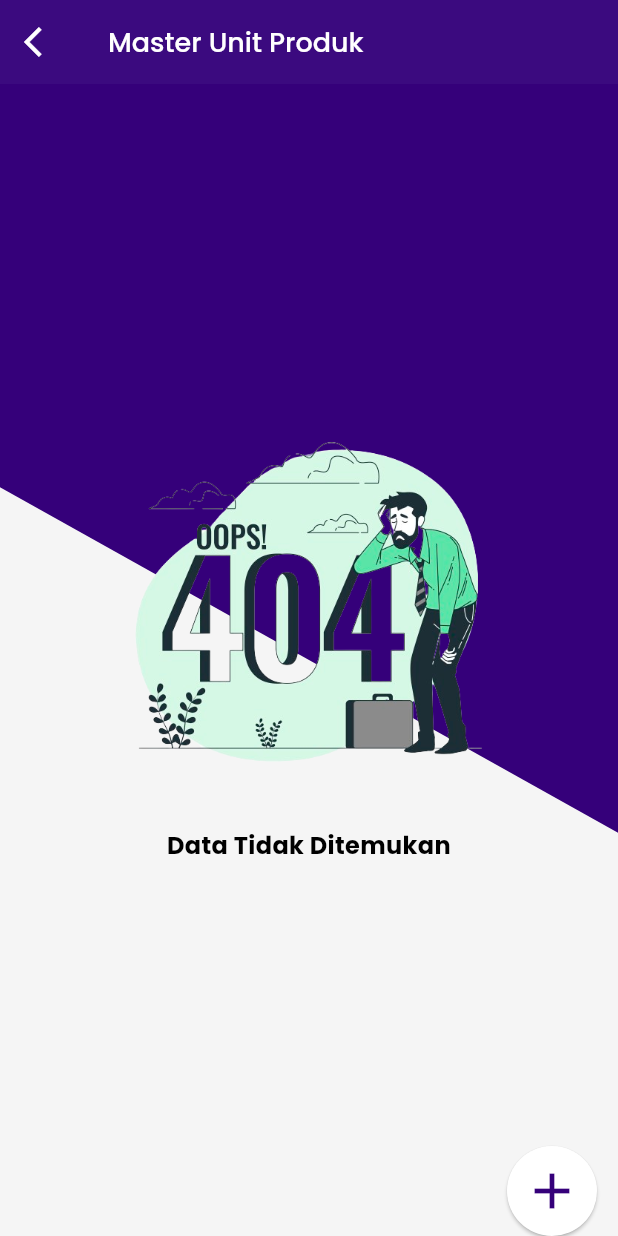
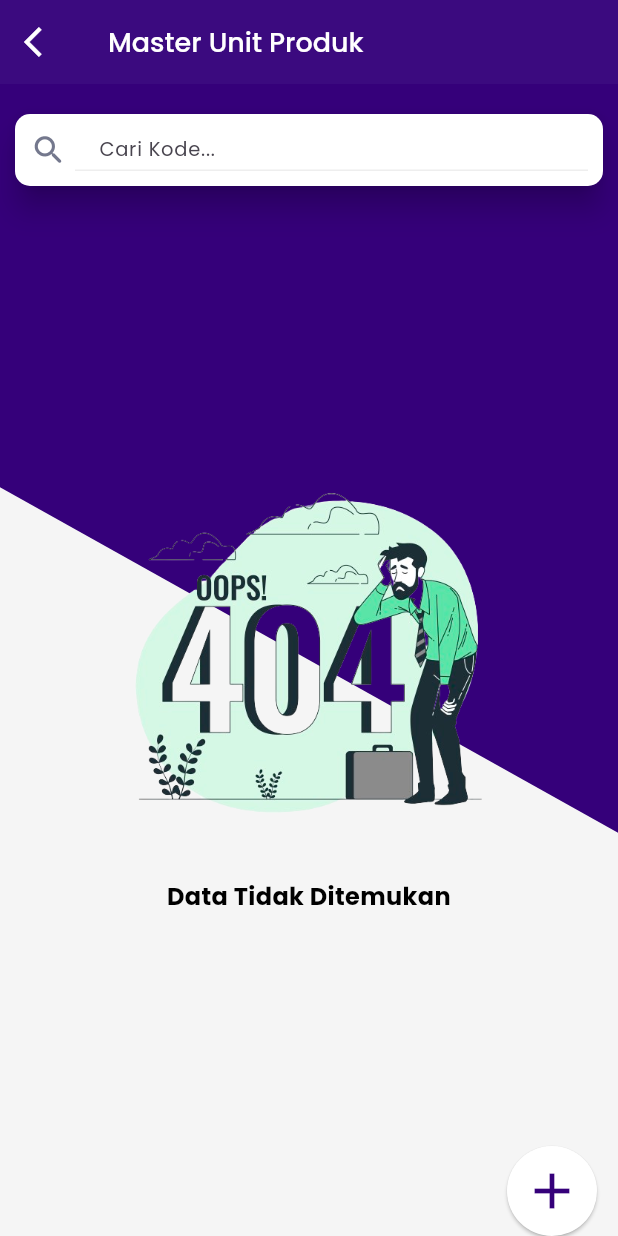
Before and after one commit to freddyartha/store_cashier, a Flutter app: the screen it shows once a user with an empty profile is signed in, after a tap on "Master Unit Produk", on a phone screen of 412 x 824 dp. Run offline on Flutter 3.47's test engine with Material 3 defaults, Android fonts, the light colour scheme and no system bars; our stand-ins replace camera, cloud_firestore, connectivity_plus, dotted_border, file_picker, firebase_auth and 16 more; missing offline and left inert: flutter_image_utilities, flutter_pdfview, flutter_portal, pretty_http_logger, syncfusion_flutter_pdfviewer; accounts and stored records are empty.

Commit message:
get and search list(need adjustment)

```diff
--- a/lib/app/model/unit_produk_model.dart
+++ b/lib/app/model/unit_produk_model.dart
@@ -2,10 +2,10 @@ import 'dart:convert';
 
 class UnitprodukModel {
   String? unit;
+  String? unitLowerCase;
   String? keterangan;
 
   UnitprodukModel();
-  UnitprodukModel.init(this.unit, this.keterangan);
 
   static UnitprodukModel fromJson(String jsonString) {
     final data = json.decode(jsonString);
@@ -16,6 +16,7 @@ class UnitprodukModel {
     final model = UnitprodukModel();
 
     model.unit = dynamicData['unit'];
+    model.unitLowerCase = dynamicData['unitLowerCase'];
     model.keterangan = dynamicData['keterangan'];
 
     return model;
@@ -24,6 +25,7 @@ class UnitprodukModel {
   static Map<String, dynamic> toJSon(UnitprodukModel data) {
     var mapData = {
       'unit': data.unit,
+      'unitLowerCase': data.unitLowerCase,
       'keterangan': data.keterangan,
     };
     return mapData;
--- a/lib/app/modules/master_unit_produk/controllers/master_unit_produk_controller.dart
+++ b/lib/app/modules/master_unit_produk/controllers/master_unit_produk_controller.dart
@@ -1,14 +1,33 @@
+import 'package:cloud_firestore/cloud_firestore.dart';
 import 'package:get/get.dart';
 import 'package:store_cashier/app/firestore_query/reusable_firestore_query.dart';
+import 'package:store_cashier/app/mahas/components/inputs/input_text_component.dart';
 import 'package:store_cashier/app/model/unit_produk_model.dart';
 import 'package:store_cashier/app/routes/app_pages.dart';
 
 class MasterUnitProdukController extends GetxController {
-  final unitProdukList =
-      FireStoreQuery.unitProdukList.withConverter<UnitprodukModel>(
-    fromFirestore: (snapshot, _) => UnitprodukModel.fromDynamic(snapshot),
-    toFirestore: (unitProduk, _) => UnitprodukModel.toJSon(unitProduk),
-  );
+  InputTextController filterCon = InputTextController();
+  Rx<Query<UnitprodukModel>> unitProdukList = FireStoreQuery.unitProdukList
+      .where("unit", isNull: false)
+      .withConverter<UnitprodukModel>(
+        fromFirestore: (snapshot, _) => UnitprodukModel.fromDynamic(snapshot),
+        toFirestore: (unitProduk, _) => UnitprodukModel.toJSon(unitProduk),
+      )
+      .obs;
+
+  @override
+  void onInit() {
+    filterCon.onEditingComplete = () => unitProdukList.value = FireStoreQuery
+        .unitProdukList
+        .where('unitLowerCase', isGreaterThanOrEqualTo: filterCon.value.toString().toLowerCase())
+        .where('unitLowerCase', isLessThanOrEqualTo: '${filterCon.value.toString().toLowerCase()}\uf8ff')
+        .withConverter<UnitprodukModel>(
+          fromFirestore: (snapshot, _) => UnitprodukModel.fromDynamic(snapshot),
+          toFirestore: (unitProduk, _) => UnitprodukModel.toJSon(unitProduk),
+        );
+
+    super.onInit();
+  }
 
   void toUnitSetup({String? id}) {
     Get.toNamed(
--- a/lib/app/modules/master_unit_produk/views/master_unit_produk_view.dart
+++ b/lib/app/modules/master_unit_produk/views/master_unit_produk_view.dart
@@ -2,13 +2,13 @@ import 'package:firebase_ui_firestore/firebase_ui_firestore.dart';
 import 'package:flutter/material.dart';
 
 import 'package:get/get.dart';
+import 'package:store_cashier/app/mahas/components/inputs/input_text_component.dart';
 import 'package:store_cashier/app/mahas/components/others/empty_component.dart';
 import 'package:store_cashier/app/mahas/components/others/shimmer_component.dart';
 import 'package:store_cashier/app/mahas/components/texts/text_component.dart';
 import 'package:store_cashier/app/mahas/mahas_colors.dart';
 import 'package:store_cashier/app/mahas/mahas_font_size.dart';
 import 'package:store_cashier/app/mahas/mahas_widget.dart';
-import 'package:store_cashier/app/mahas/services/helper.dart';
 import 'package:store_cashier/app/model/unit_produk_model.dart';
 
 import '../controllers/master_unit_produk_controller.dart';
@@ -17,6 +17,7 @@ class MasterUnitProdukView extends GetView<MasterUnitProdukController> {
   const MasterUnitProdukView({Key? key}) : super(key: key);
   @override
   Widget build(BuildContext context) {
+    return Obx(() {
       return Scaffold(
         appBar: MahasWidget.mahasAppBar(title: "Master Unit Produk"),
         body: MahasWidget.safeAreaWidget(
@@ -25,15 +26,42 @@ class MasterUnitProdukView extends GetView<MasterUnitProdukController> {
               MahasWidget.backgroundWidget(),
               Padding(
                 padding: const EdgeInsets.only(top: 10),
+                child: Column(
+                  children: [
+                    MahasWidget.uniformCardWidget(
+                      child: Row(
+                        children: [
+                          const Icon(
+                            Icons.search_rounded,
+                            size: 25,
+                            color: MahasColors.greyFontColor,
+                          ),
+                          Expanded(
+                            child: Center(
+                              child: InputTextComponent(
+                                edgeInsets: const EdgeInsets.only(left: 5),
+                                borderRadius: Radius.zero,
+                                placeHolder: "Cari Kode...",
+                                fillColor: MahasColors.light,
+                                marginBottom: 0,
+                                controller: controller.filterCon,
+                              ),
+                            ),
+                          ),
+                        ],
+                      ),
+                    ),
+                    Expanded(
                       child: FirestoreListView<UnitprodukModel>(
-                query: controller.unitProdukList,
+                        query: controller.unitProdukList.value,
                         emptyBuilder: (context) => const EmptyComponent(),
                         loadingBuilder: (context) => const Padding(
                           padding: EdgeInsets.only(top: 10),
                           child: ShimmerComponent(),
                         ),
-                errorBuilder: (context, error, stackTrace) =>
-                    Helper.errorToast(message: error.toString()),
+                        // errorBuilder: (context, error, stackTrace) => InkWell(
+                        //   onTap: Helper.errorToast(message: error.toString()),
+                        // ),
                         itemBuilder: (context, doc) {
                           var item = doc.data();
                           return MahasWidget.uniformCardWidget(
@@ -53,6 +81,9 @@ class MasterUnitProdukView extends GetView<MasterUnitProdukController> {
                             ),
                           );
                         },
+                      ),
+                    ),
+                  ],
                 ),
               ),
               Column(
@@ -81,5 +112,6 @@ class MasterUnitProdukView extends GetView<MasterUnitProdukController> {
           ),
         ),
       );
+    });
   }
 }
--- a/lib/app/modules/master_unit_produk_setup/views/master_unit_produk_setup_view.dart
+++ b/lib/app/modules/master_unit_produk_setup/views/master_unit_produk_setup_view.dart
@@ -22,14 +22,12 @@ class MasterUnitProdukSetupView
           isRequired: true,
           isBorderRectangle: true,
           marginBottom: 20,
-          placeHolder: "Pcs",
         ),
         InputTextComponent(
           controller: controller.unitKeteranganCon,
           label: "Keterangan",
           editable: controller.formCon.editable,
           isBorderRectangle: true,
-          placeHolder: "Pieces",
           marginBottom: 20,
         ),
       ],
```
Also changed, not shown: lib/app/mahas/components/pages/setup_page_component.dart (+11 -13 lines), lib/app/mahas/services/helper.dart (+10 -10 lines), lib/app/modules/master_unit_produk_setup/controllers/master_unit_produk_setup_controller.dart (+4 -8 lines), 1 other file. Lines whose indentation alone changed are shown as unchanged.
